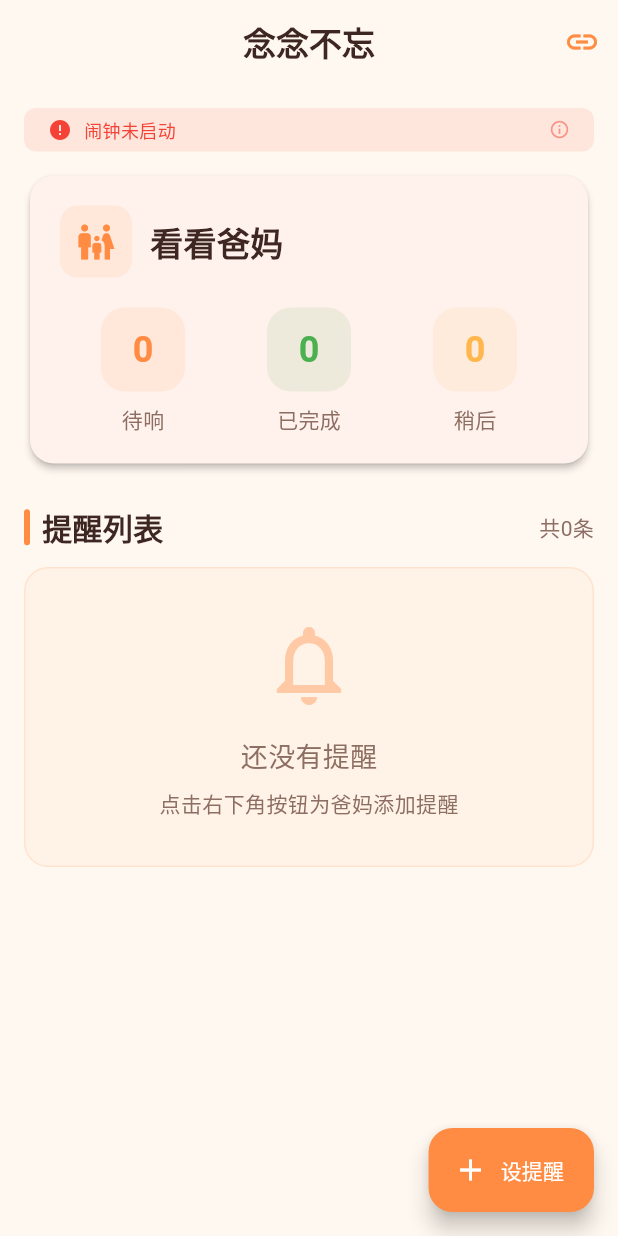
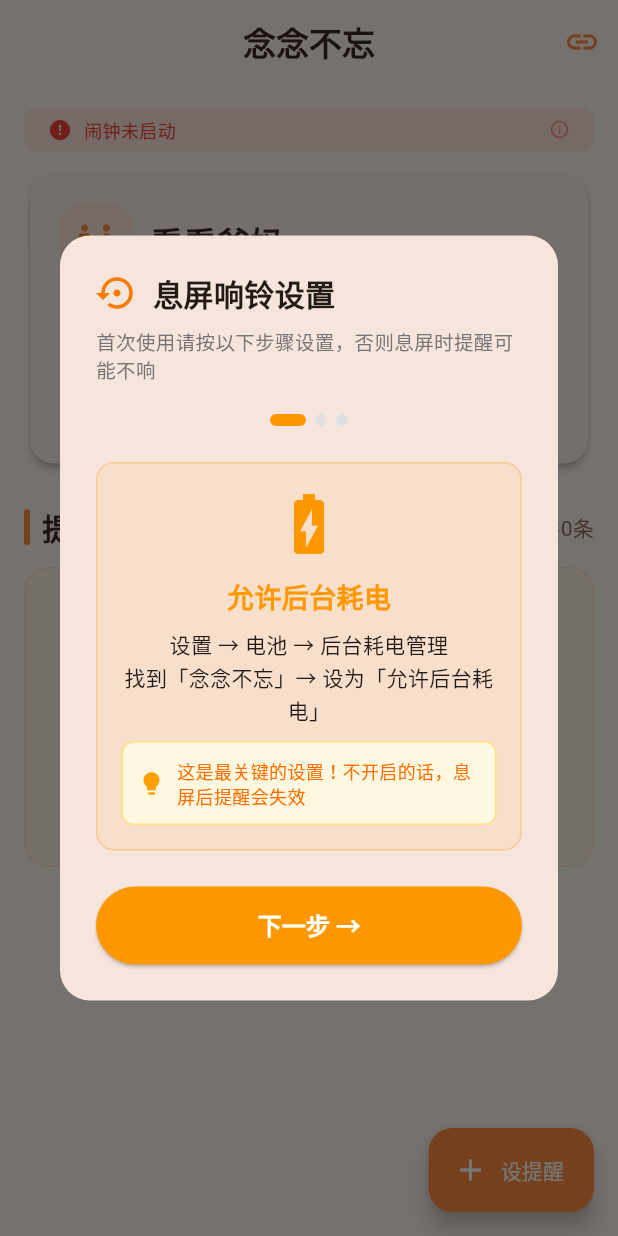
Before and after one commit to lifeng0221/nnbw-App, a Flutter app: the ChildHomeScreen screen opened directly, on a phone screen of 412 x 824 dp. Run offline on Flutter 3.47's test engine with Material 3 defaults, Android fonts, the phone set to English and light mode, and no system bars; our stand-ins replace audioplayers, flutter_local_notifications, permission_handler, shared_preferences, speech_to_text; accounts and stored records are empty; statements that could not run were skipped.

Commit message:
v1.0.54: App首次启动显示后台耗电视导 + 应用市场描述加入设置说明
- 新增BatteryGuideDialog组件，首次启动分步引导用户完成3个关键设置
- 老人端/子女端主页initState完成后自动检测并弹出引导（仅首次）
- pubspec.yaml应用描述增加首次使用必读说明
- LocalStorageService新增getString/setString方法支持引导状态存储

```diff
--- a/lib/screens/child_home_screen.dart
+++ b/lib/screens/child_home_screen.dart
@@ -9,6 +9,7 @@ import '../services/api_service.dart';
 import '../services/local_storage_service.dart';
 import '../services/alarm_service.dart';
 import '../services/background_reminder_service.dart'; // v1.0.48: 子女端也启动前台服务
+import '../widgets/battery_guide_dialog.dart';
 import '../widgets/reminder_card.dart';
 import '../widgets/simple_time_picker.dart';
 import 'bind_screen.dart';
@@ -260,7 +261,22 @@ class _ChildHomeScreenState extends State<ChildHomeScreen> {
   void initState() {
     super.initState();
     // 🔧 v1.0.27: 先初始化服务，完成后再启动定时器
-    _initServices();
+    _initServices().then((_) {
+      if (mounted) _checkBatteryGuide();
+    });
+  }
+
+  /// v1.0.54: 首次启动显示后台耗电视导
+  Future<void> _checkBatteryGuide() async {
+    if (await shouldShowBatteryGuide()) {
+      if (mounted) {
+        await showDialog(
+          context: context,
+          barrierDismissible: false,
+          builder: (_) => const BatteryGuideDialog(),
+        );
+      }
+    }
   }
 
   Future<void> _initServices() async {
--- a/lib/screens/parent_home_screen.dart
+++ b/lib/screens/parent_home_screen.dart
@@ -13,6 +13,7 @@ import '../services/local_storage_service.dart';
 import '../services/voice_service.dart';
 import '../services/alarm_service.dart';
 import '../services/background_reminder_service.dart';
+import '../widgets/battery_guide_dialog.dart';
 import '../widgets/simple_time_picker.dart';
 import 'bind_screen.dart';
 import 'login_screen.dart';
@@ -79,7 +80,22 @@ class _ParentHomeScreenState extends State<ParentHomeScreen> with TickerProvider
     _initAnimations();
     // 🔧 v1.0.27: 先初始化服务，完成后再启动定时器
     // 之前的bug：initServices是异步但initState不等它，refreshTimer可能先触发
-    _initServices();
+    _initServices().then((_) {
+      if (mounted) _checkBatteryGuide();
+    });
+  }
+
+  /// v1.0.54: 首次启动显示后台耗电视导
+  Future<void> _checkBatteryGuide() async {
+    if (await shouldShowBatteryGuide()) {
+      if (mounted) {
+        await showDialog(
+          context: context,
+          barrierDismissible: false,
+          builder: (_) => const BatteryGuideDialog(),
+        );
+      }
+    }
   }
 
   void _initAnimations() {
--- /dev/null
+++ b/lib/widgets/battery_guide_dialog.dart
@@ -0,0 +1,209 @@
+import 'package:flutter/material.dart';
+import 'package:flutter/services.dart';
+import '../services/local_storage_service.dart';
+
+/// v1.0.54: 首次启动引导弹窗——解决"后台耗电权限"用户找不到的问题
+/// 仅在首次打开App时弹出，一步一步引导用户完成关键设置
+class BatteryGuideDialog extends StatefulWidget {
+  const BatteryGuideDialog({super.key});
+
+  @override
+  State<BatteryGuideDialog> createState() => _BatteryGuideDialogState();
+}
+
+class _BatteryGuideDialogState extends State<BatteryGuideDialog> {
+  int _step = 0;
+
+  final List<_GuideStep> _steps = [
+    _GuideStep(
+      icon: Icons.battery_charging_full,
+      title: '允许后台耗电',
+      desc: '设置 → 电池 → 后台耗电管理\n找到「念念不忘」→ 设为「允许后台耗电」',
+      tip: '这是最关键的设置！不开启的话，息屏后提醒会失效',
+      color: Colors.orange,
+    ),
+    _GuideStep(
+      icon: Icons.power_settings_new,
+      title: '关闭智能控制（可选）',
+      desc: '设置 → 电池 → 后台耗电管理\n关闭「智能控制后台耗电」或把念念不忘设为「无限制」',
+      tip: '部分手机系统会自动限制后台应用，关闭后可确保提醒稳定',
+      color: Colors.blue,
+    ),
+    _GuideStep(
+      icon: Icons.do_not_disturb_off,
+      title: '勿扰模式允许提醒',
+      desc: '息屏时请确保勿扰模式关闭，\n或把念念不忘加入勿扰白名单',
+      tip: '勿扰模式开启时通知会被静音，提醒铃声也可能不响',
+      color: Colors.purple,
+    ),
+  ];
+
+  @override
+  Widget build(BuildContext context) {
+    final current = _steps[_step];
+    return Dialog(
+      shape: RoundedRectangleBorder(borderRadius: BorderRadius.circular(20)),
+      child: Container(
+        constraints: const BoxConstraints(maxWidth: 360),
+        padding: const EdgeInsets.all(24),
+        child: Column(
+          mainAxisSize: MainAxisSize.min,
+          children: [
+            // 标题
+            Row(
+              children: [
+                Icon(Icons.settings_backup_restore, color: Colors.orange.shade700, size: 28),
+                const SizedBox(width: 10),
+                const Expanded(
+                  child: Text(
+                    '息屏响铃设置',
+                    style: TextStyle(fontSize: 20, fontWeight: FontWeight.bold),
+                  ),
+                ),
+              ],
+            ),
+            const SizedBox(height: 8),
+            Text(
+              '首次使用请按以下步骤设置，否则息屏时提醒可能不响',
+              style: TextStyle(fontSize: 13, color: Colors.grey.shade600),
+            ),
+            const SizedBox(height: 20),
+
+            // 步骤指示器
+            Row(
+              mainAxisAlignment: MainAxisAlignment.center,
+              children: List.generate(_steps.length, (i) => Container(
+                width: _step == i ? 24 : 8,
+                height: 8,
+                margin: const EdgeInsets.symmetric(horizontal: 3),
+                decoration: BoxDecoration(
+                  color: _step == i ? Colors.orange : Colors.grey.shade300,
+                  borderRadius: BorderRadius.circular(4),
+                ),
+              )),
+            ),
+            const SizedBox(height: 24),
+
+            // 内容
+            Container(
+              padding: const EdgeInsets.all(16),
+              decoration: BoxDecoration(
+                color: current.color.withOpacity(0.08),
+                borderRadius: BorderRadius.circular(12),
+                border: Border.all(color: current.color.withOpacity(0.3)),
+              ),
+              child: Column(
+                children: [
+                  Icon(current.icon, color: current.color, size: 48),
+                  const SizedBox(height: 12),
+                  Text(
+                    current.title,
+                    style: TextStyle(
+                      fontSize: 18,
+                      fontWeight: FontWeight.bold,
+                      color: current.color,
+                    ),
+                  ),
+                  const SizedBox(height: 8),
+                  Text(
+                    current.desc,
+                    textAlign: TextAlign.center,
+                    style: const TextStyle(fontSize: 14, height: 1.5),
+                  ),
+                  const SizedBox(height: 10),
+                  Container(
+                    padding: const EdgeInsets.all(10),
+                    decoration: BoxDecoration(
+                      color: Colors.amber.shade50,
+                      borderRadius: BorderRadius.circular(8),
+                      border: Border.all(color: Colors.amber.shade200),
+                    ),
+                    child: Row(
+                      children: [
+                        Icon(Icons.lightbulb, color: Colors.amber.shade700, size: 18),
+                        const SizedBox(width: 8),
+                        Expanded(
+                          child: Text(
+                            current.tip,
+                            style: TextStyle(
+                              fontSize: 12,
+                              color: Colors.amber.shade900,
+                            ),
+                          ),
+                        ),
+                      ],
+                    ),
+                  ),
+                ],
+              ),
+            ),
+            const SizedBox(height: 24),
+
+            // 按钮
+            Row(
+              children: [
+                if (_step > 0)
+                  Expanded(
+                    child: OutlinedButton(
+                      onPressed: () => setState(() => _step--),
+                      child: const Text('上一步'),
+                    ),
+                  ),
+                if (_step > 0) const SizedBox(width: 12),
+                Expanded(
+                  flex: _step > 0 ? 1 : 2,
+                  child: ElevatedButton(
+                    onPressed: () {
+                      if (_step < _steps.length - 1) {
+                        setState(() => _step++);
+                      } else {
+                        _markShown();
+                        Navigator.pop(context);
+                      }
+                    },
+                    style: ElevatedButton.styleFrom(
+                      backgroundColor: Colors.orange,
+                      foregroundColor: Colors.white,
+                      padding: const EdgeInsets.symmetric(vertical: 14),
+                    ),
+                    child: Text(
+                      _step < _steps.length - 1 ? '下一步 →' : '我知道了，开始使用',
+                      style: const TextStyle(fontSize: 16, fontWeight: FontWeight.bold),
+                    ),
+                  ),
+                ),
+              ],
+            ),
+          ],
+        ),
+      ),
+    );
+  }
+
+  Future<void> _markShown() async {
+    final storage = LocalStorageService();
+    await storage.setString('battery_guide_shown', 'true');
+  }
+}
+
+class _GuideStep {
+  final IconData icon;
+  final String title;
+  final String desc;
+  final String tip;
+  final Color color;
+  _GuideStep({
+    required this.icon,
+    required this.title,
+    required this.desc,
+    required this.tip,
+    required this.color,
+  });
+}
+
+/// 检查是否需要显示首次引导弹窗
+Future<bool> shouldShowBatteryGuide() async {
+  final storage = LocalStorageService();
+  final shown = await storage.getString('battery_guide_shown');
+  return shown != 'true';
+}
```
Also changed, not shown: pubspec.yaml (+18 -2 lines).
